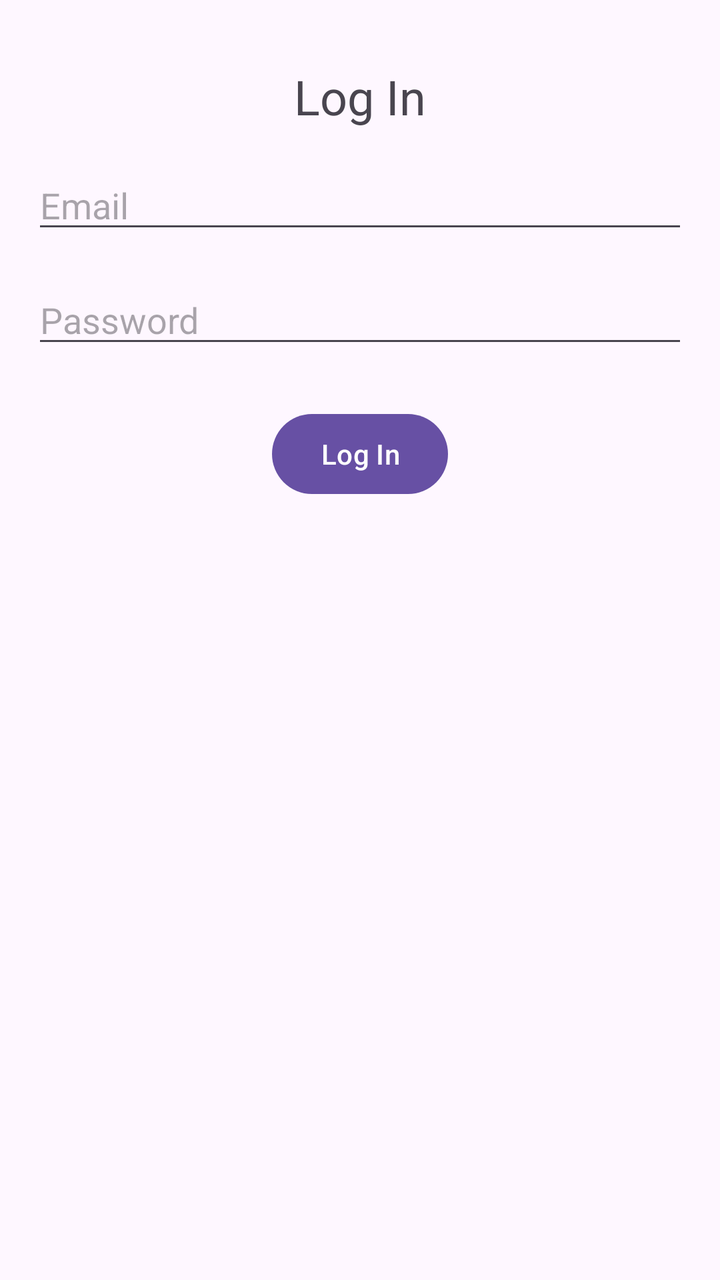
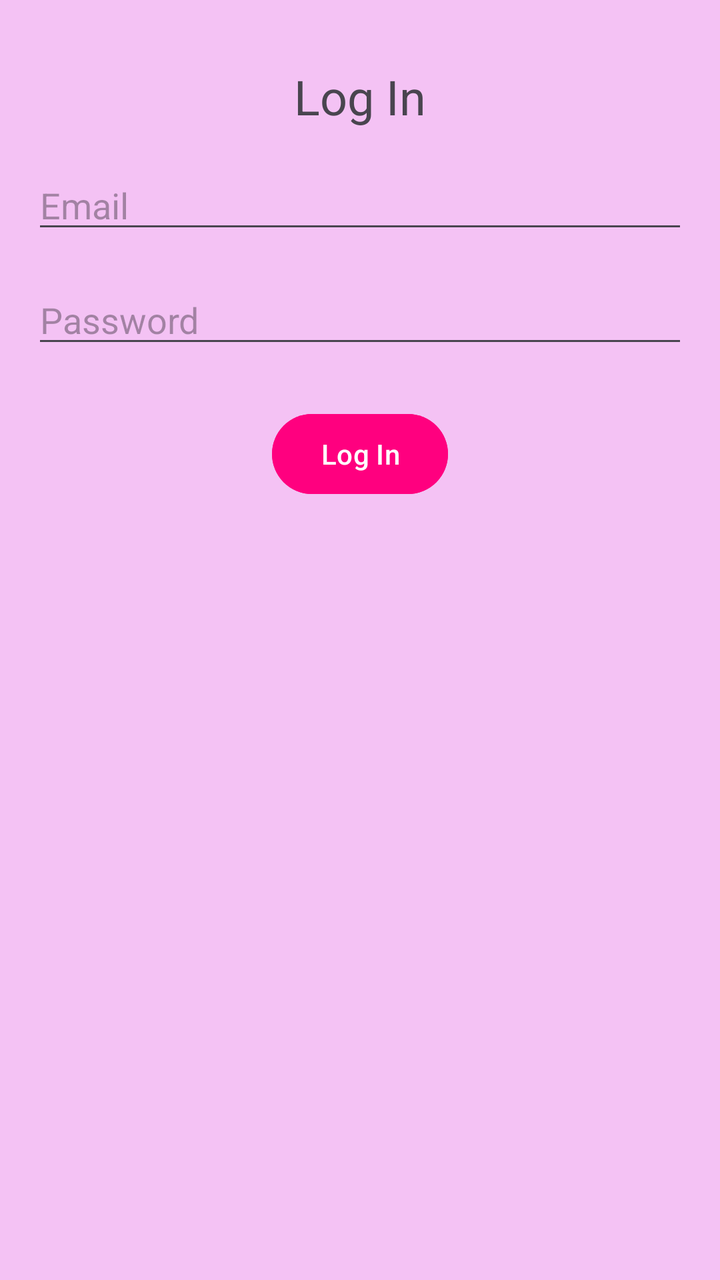

Compare the two renders of this Android layout. The source of the first and the diff that turns it into the second are given below.
<!-- AndroidManifest.xml: activity theme Theme.BookingApp -->
<!-- res/layout/activity_login.xml -->
<?xml version="1.0" encoding="utf-8"?>
<androidx.constraintlayout.widget.ConstraintLayout
    xmlns:android="http://schemas.android.com/apk/res/android"
    xmlns:app="http://schemas.android.com/apk/res-auto"
    xmlns:tools="http://schemas.android.com/tools"
    android:layout_width="match_parent"
    android:layout_height="match_parent"
    tools:context=".LoginActivity">

    <TextView
        android:id="@+id/textViewLoginTitle"
        android:layout_width="wrap_content"
        android:layout_height="wrap_content"
        android:text="Log In"
        android:textSize="24sp"
        app:layout_constraintTop_toTopOf="parent"
        app:layout_constraintStart_toStartOf="parent"
        app:layout_constraintEnd_toEndOf="parent"
        android:layout_marginTop="32dp" />


    <EditText
        android:id="@+id/editTextLoginEmail"
        android:layout_width="0dp"
        android:layout_height="wrap_content"
        android:hint="Email"
        android:inputType="textEmailAddress"
        app:layout_constraintTop_toBottomOf="@id/textViewLoginTitle"
        app:layout_constraintStart_toStartOf="parent"
        app:layout_constraintEnd_toEndOf="parent"
        android:layout_marginTop="16dp"
        android:layout_marginStart="16dp"
        android:layout_marginEnd="16dp" />

    <EditText
        android:id="@+id/editTextLoginPassword"
        android:layout_width="0dp"
        android:layout_height="wrap_content"
        android:hint="Password"
        android:inputType="textPassword"
        app:layout_constraintTop_toBottomOf="@id/editTextLoginEmail"
        app:layout_constraintStart_toStartOf="parent"
        app:layout_constraintEnd_toEndOf="parent"
        android:layout_marginTop="16dp"
        android:layout_marginStart="16dp"
        android:layout_marginEnd="16dp" />

    <Button
        android:id="@+id/buttonLoginSubmit"
        android:layout_width="wrap_content"
        android:layout_height="wrap_content"
        android:text="Log In"
        android:onClick="loginButtonClicked"
        app:layout_constraintTop_toBottomOf="@id/editTextLoginPassword"
        app:layout_constraintStart_toStartOf="parent"
        app:layout_constraintEnd_toEndOf="parent"
        android:layout_marginTop="24dp"
        android:layout_marginBottom="24dp" />

</androidx.constraintlayout.widget.ConstraintLayout>
<!-- resources referenced by this layout -->
<resources>
  <style name="Theme.BookingApp" parent="Base.Theme.BookingApp" />
  <style name="Base.Theme.BookingApp" parent="Theme.Material3.DayNight.NoActionBar">
          
          
      </style>
</resources>

<!-- the commit's change to res/layout/activity_login.xml (unified diff, before → after) -->
@@ -5,6 +5,7 @@
     xmlns:tools="http://schemas.android.com/tools"
     android:layout_width="match_parent"
     android:layout_height="match_parent"
+    android:background="@color/pink"
     tools:context=".LoginActivity">
 
     <TextView
@@ -49,6 +50,7 @@
         android:id="@+id/buttonLoginSubmit"
         android:layout_width="wrap_content"
         android:layout_height="wrap_content"
+        android:backgroundTint="@color/dark_pink"
         android:text="Log In"
         android:onClick="loginButtonClicked"
         app:layout_constraintTop_toBottomOf="@id/editTextLoginPassword"
<!-- resource entries referenced after the edit -->
@@ -1,5 +1,7 @@
 <!-- resources referenced by this layout -->
 <resources>
+  <color name="dark_pink">#FF007F</color>
+  <color name="pink">#F4C2F4</color>
   <style name="Theme.BookingApp" parent="Base.Theme.BookingApp" />
   <style name="Base.Theme.BookingApp" parent="Theme.Material3.DayNight.NoActionBar">
           
